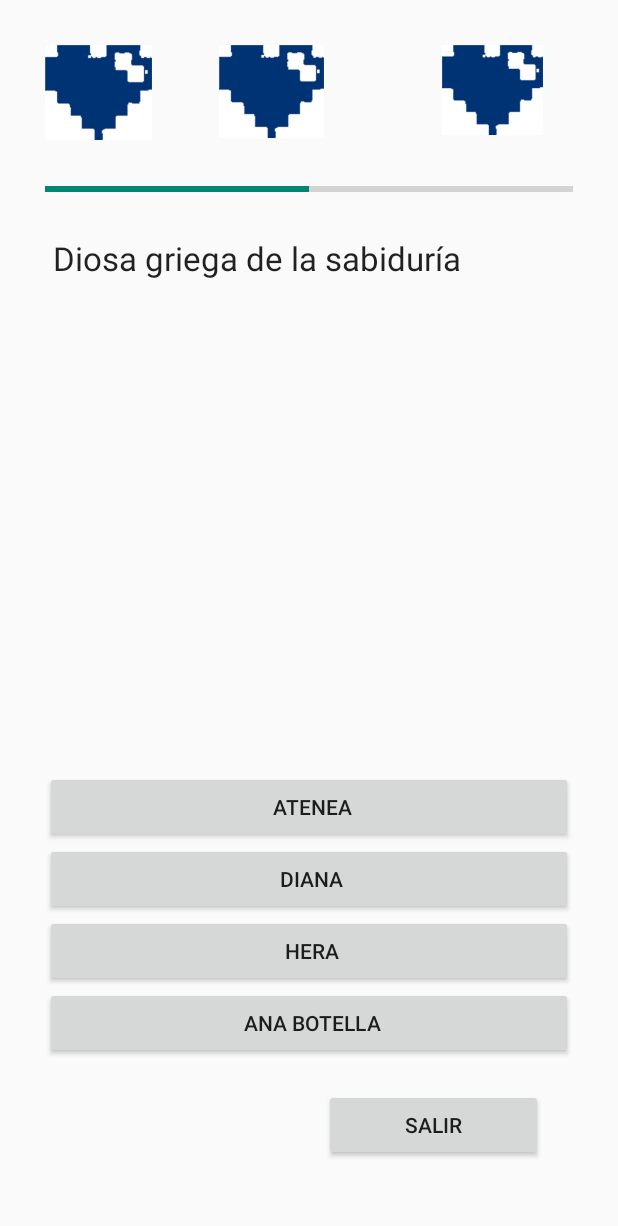
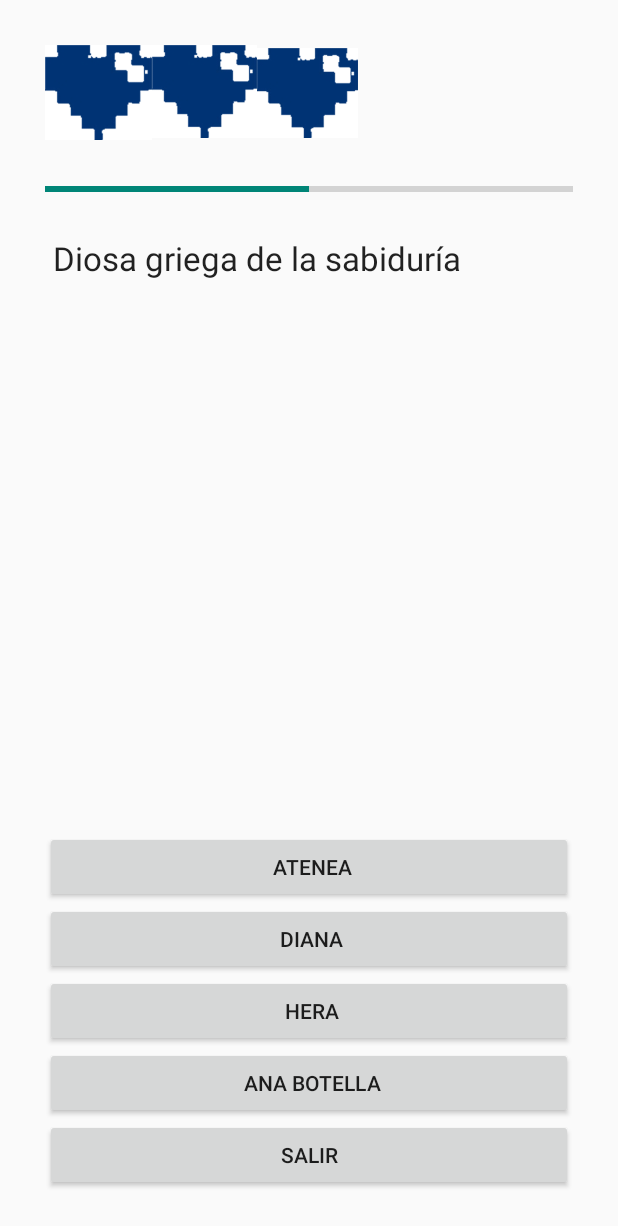
Before and after one commit to charlitoweb/Quiz, an Android app: the Preguntas screen opened directly, with no data from a screen before it, on a phone screen of 412 x 824 dp. Shown: the top 1226 px of the screen. Run offline under Robolectric (Android 15) with nearby library versions, the phone set to English and light mode, and no system bars.

Commit message:
cambios en el diseño del botón salir y alineación de los corazones

```diff
--- a/app/src/main/res/layout/activity_preguntas.xml
+++ b/app/src/main/res/layout/activity_preguntas.xml
@@ -39,14 +39,14 @@
 
     <Button
         android:id="@+id/salir"
-        android:layout_width="fill_parent"
+        android:layout_width="match_parent"
         android:layout_height="wrap_content"
+        android:text="@string/salir"
+        android:layout_toEndOf="@+id/vida1"
+        android:layout_gravity="center"
         android:layout_alignParentBottom="true"
-        android:layout_marginBottom="20dp"
-        android:layout_marginRight="20dp"
-        android:layout_marginTop="20dp"
-        android:layout_toRightOf="@+id/vida2"
-        android:text="@string/salir" />
+        android:layout_alignParentLeft="true"
+        android:layout_alignParentStart="true" />
 
      <ImageView
             android:id="@+id/vida1"
@@ -60,19 +60,23 @@
         android:id="@+id/vida2"
         android:layout_width="70dp"
         android:layout_height="62dp"
-        android:layout_marginLeft="116dp"
         android:maxHeight="25dp"
         android:maxWidth="25dp"
-        android:src="@drawable/vidaok" />
+        android:src="@drawable/vidaok"
+        android:layout_alignParentTop="true"
+        android:layout_toRightOf="@+id/vida1"
+        android:layout_toEndOf="@+id/vida1" />
 
     <ImageView
         android:id="@+id/vida3"
         android:layout_width="67dp"
         android:layout_height="60dp"
-        android:layout_alignRight="@+id/salir"
         android:maxWidth="9dip"
         android:scaleType="centerCrop"
-        android:src="@drawable/vidaok" />
+        android:src="@drawable/vidaok"
+        android:layout_alignBottom="@+id/vida2"
+        android:layout_toRightOf="@+id/vida2"
+        android:layout_toEndOf="@+id/vida2" />
 
     <TextView
         android:id="@+id/pregunta"
```
